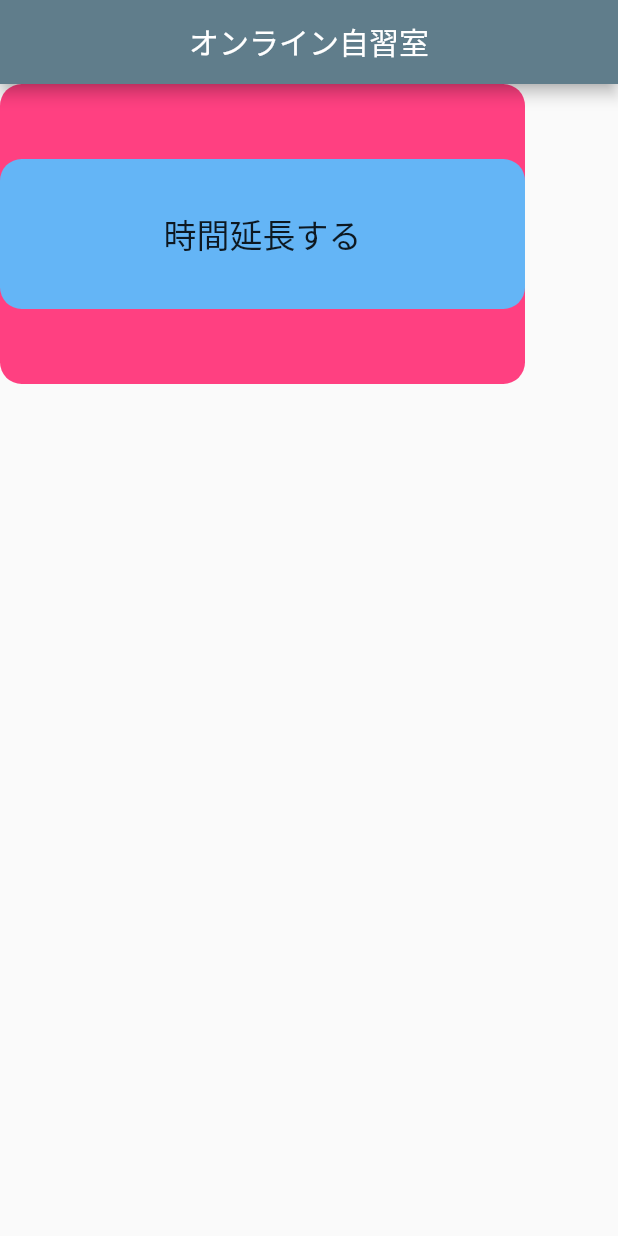
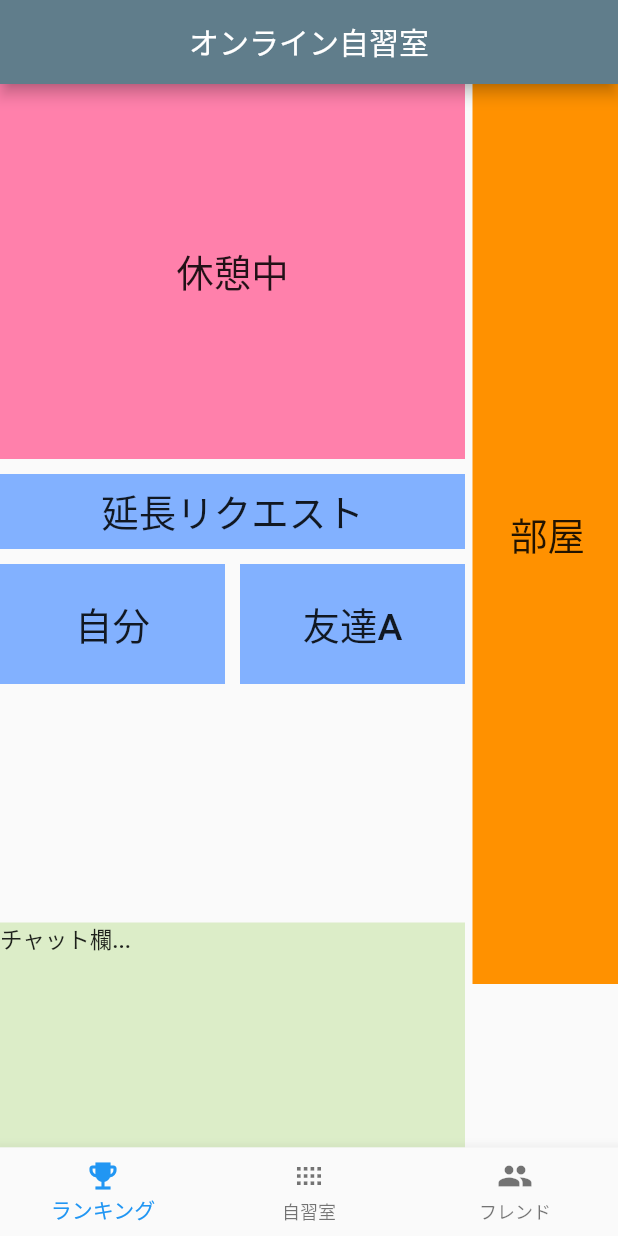
Before and after one commit to KotaroYamashiro/Benesse, a Flutter app: the screen it shows after launch, on a phone screen of 412 x 824 dp. Run offline on Flutter 3.47's test engine with Material 2 defaults, Android fonts, the phone set to English and light mode, and no system bars.

Commit message:
added stack and bottomnavigasionbar

```diff
--- a/lib/main.dart
+++ b/lib/main.dart
@@ -18,55 +18,166 @@ class MyApp extends StatelessWidget {
         centerTitle: true,
         backgroundColor: Colors.blueGrey.shade500,
       ),
-        body: Container(
-          alignment: Alignment.topLeft,
-          child: Stack(
-            alignment: Alignment.center,
-            children: <Widget>[_online(), _request()],
+      body: Stack(
+        alignment: AlignmentDirectional.topCenter,
+        children: [
+          Positioned(
+              top: 0,
+              left: 0,
+              child: Container(
+                color: Colors.pinkAccent.shade100,
+                height: 250,
+                width: 310,
+                child: const Center(
+                  child: Text(
+                    "休憩中",
+                    style: TextStyle(
+                      fontSize: 25,
+                      fontWeight: FontWeight.w500,
                     ),
-        ));
-  }
-
-  Container _online() {
-    return Container(
-      width: 350,
-      height: 200,
-      decoration: BoxDecoration(
-          color: Colors.pinkAccent, borderRadius: BorderRadius.circular(14.5)),
-      child: const Column(
-        mainAxisAlignment: MainAxisAlignment.center,
-        children: <Widget>[
-          Text(
-            "休憩中",
-            style: TextStyle(fontSize: 22, fontWeight: FontWeight.w500),
+                    textAlign: TextAlign.center,
                   ),
-          Text(
-            "残り○○分",
-            style: TextStyle(fontSize: 22, fontWeight: FontWeight.w500),
                 ),
+              )),
+          Positioned(
+              top: 260,
+              left: 0,
+              child: Container(
+                color: Colors.blueAccent.shade100,
+                height: 50,
+                width: 310,
+                child: const Center(
+                  child: Text(
+                    "延長リクエスト",
+                    style: TextStyle(
+                      fontSize: 25,
+                      fontWeight: FontWeight.w500,
+                    ),
+                    textAlign: TextAlign.center,
+                  ),
+                ),
+              )),
+          Positioned(
+              top: 320,
+              left: 0,
+              child: Container(
+                color: Colors.blueAccent.shade100,
+                height: 80,
+                width: 150,
+                child: const Center(
+                  child: Text(
+                    "自分",
+                    style: TextStyle(
+                      fontSize: 25,
+                      fontWeight: FontWeight.w500,
+                    ),
+                    textAlign: TextAlign.center,
+                  ),
+                ),
+              )),
+          Positioned(
+              top: 320,
+              left: 160,
+              child: Container(
+                color: Colors.blueAccent.shade100,
+                height: 80,
+                width: 150,
+                child: const Center(
+                  child: Text(
+                    "友達A",
+                    style: TextStyle(
+                      fontSize: 25,
+                      fontWeight: FontWeight.w500,
+                    ),
+                    textAlign: TextAlign.center,
+                  ),
+                ),
+              )),
+          Positioned(
+              top: 0,
+              left: 315,
+              child: Container(
+                color: Colors.orangeAccent.shade400,
+                height: 600,
+                width: 100,
+                child: const Center(
+                  child: Text(
+                    "部屋",
+                    style: TextStyle(
+                      fontSize: 25,
+                      fontWeight: FontWeight.w500,
+                    ),
+                    textAlign: TextAlign.center,
+                  ),
+                ),
+              )),
+          Align(
+              alignment: Alignment.bottomLeft,
+              child: Container(
+                color: Colors.lightGreen.shade100,
+                height: 150,
+                width: 310,
+                child: const Text(
+                  "チャット欄...",
+                  style: TextStyle(
+                    fontSize: 15,
+                    fontWeight: FontWeight.w500,
+                  ),
+                  textAlign: TextAlign.left,
+                ),
+              ))
         ],
       ),
-    );
-  }
-
-  Container _request() {
-    return Container(
-      width: 350,
-      height: 100,
-      decoration: BoxDecoration(
-          color: Colors.blue.shade300,
-          borderRadius: BorderRadius.circular(14.5)),
-      child: const Column(
-        mainAxisAlignment: MainAxisAlignment.center,
-        children: <Widget>[
-          Text(
-            "時間延長する",
-            style: TextStyle(fontSize: 22, fontWeight: FontWeight.w500),
-          ),
+      bottomNavigationBar: BottomNavigationBar(
+        items: const [
+          BottomNavigationBarItem(
+              icon: Icon(Icons.emoji_events), label: "ランキング"),
+          BottomNavigationBarItem(icon: Icon(Icons.view_compact), label: "自習室"),
+          BottomNavigationBarItem(icon: Icon(Icons.people), label: "フレンド"),
         ],
       ),
     );
   }
 }
 
-void _debug() => debugPrint("Email Tapped!");
+//   Container _online() {
+//     return Container(
+//       width: 350,
+//       height: 200,
+//       decoration: BoxDecoration(
+//           color: Colors.pinkAccent, borderRadius: BorderRadius.circular(14.5)),
+//       child: const Column(
+//         mainAxisAlignment: MainAxisAlignment.center,
+//         children: <Widget>[
+//           Text(
+//             "休憩中",
+//             style: TextStyle(fontSize: 22, fontWeight: FontWeight.w500),
+//           ),
+//           Text(
+//             "残り○○分",
+//             style: TextStyle(fontSize: 22, fontWeight: FontWeight.w500),
+//           ),
+//         ],
+//       ),
+//     );
+//   }
+//
+//   Container _request() {
+//     return Container(
+//       width: 350,
+//       height: 100,
+//       decoration: BoxDecoration(
+//           color: Colors.blue.shade300,
+//           borderRadius: BorderRadius.circular(14.5)),
+//       child: const Column(
+//         mainAxisAlignment: MainAxisAlignment.center,
+//         children: <Widget>[
+//           Text(
+//             "時間延長する",
+//             style: TextStyle(fontSize: 22, fontWeight: FontWeight.w500),
+//           ),
+//         ],
+//       ),
+//     );
+//   }
+// }
```
Lines whose indentation alone changed are shown as unchanged.
